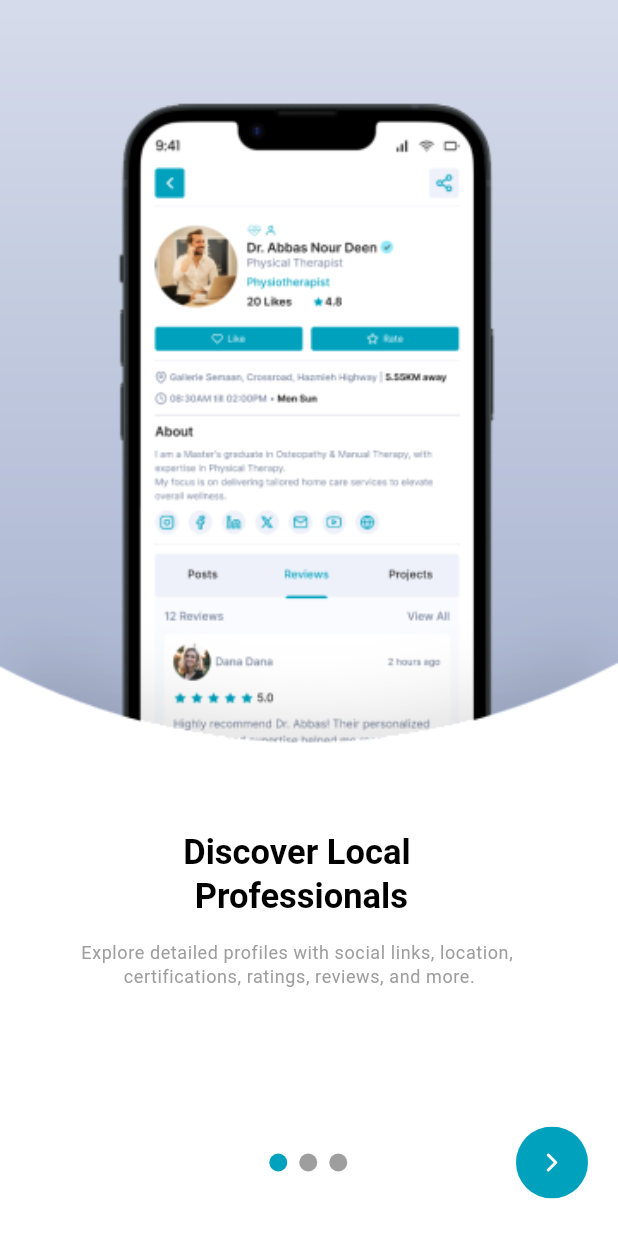
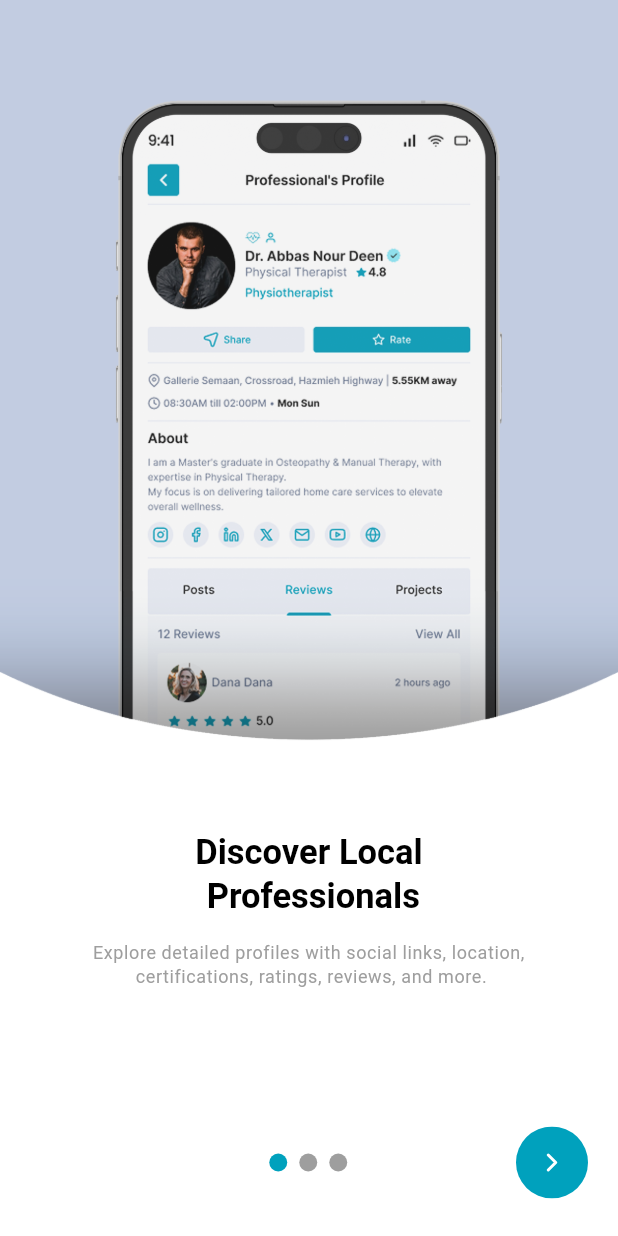
Before and after one commit to Abbas-Nour-Deen/ClickRelease, a Flutter app: the screen it shows after launch, after a tap on "Let’s Get Started", on a phone screen of 412 x 824 dp. Run offline on Flutter 3.47's test engine with Material 3 defaults, Android fonts, the phone set to English and light mode, and no system bars; drawn by our look-alikes of smooth_page_indicator; our stand-ins replace auto_size_text, contained_tab_bar_view, flutter_image_slideshow, flutter_rating_bar, flutter_svg, geocoding and 6 more; missing offline and left inert: choice, dynamic_height_grid_view, rating_summary; network calls fail.

Commit message:
onboarding finished

```diff
--- a/lib/data/data_binding.dart
+++ b/lib/data/data_binding.dart
@@ -1,5 +1,6 @@
 import 'package:click_release/controllers/categories_controller.dart';
 import 'package:click_release/controllers/allServices_controller.dart';
+import 'package:click_release/controllers/location_controller.dart';
 import 'package:click_release/controllers/nabar_controller.dart';
 import 'package:click_release/controllers/onBoarding_controller.dart';
 import 'package:click_release/controllers/provider_controller.dart';
@@ -12,6 +13,8 @@
 class AppBindings extends Bindings {
   @override
   void dependencies() {
+    Get.lazyPut(() => LocationController(), fenix: true);
+
     Get.lazyPut(() => DataApiHandler());
     Get.lazyPut(() => DataRepo(dataApiHandler: Get.find()));
     Get.lazyPut(() => CategoryControler(dataRepo: Get.find()));
@@ -27,6 +30,6 @@
     Get.lazyPut(() => SearchProviderController(dataRepo: Get.find()));
     Get.lazyPut(() => NavBarController());
 
-    Get.lazyPut(() => OOnBoardingController());
+    Get.lazyPut(() => OOnBoardingController(), fenix: true);
   }
 }
--- a/lib/screens/regestration_Screens/entry_screen.dart
+++ b/lib/screens/regestration_Screens/entry_screen.dart
@@ -1,4 +1,3 @@
-import 'package:click_release/screens/regestration_Screens/on_boarding_screen.dart';
 import 'package:click_release/theme/app_theme.dart';
 import 'package:click_release/widgets/onBoarding/onboarding_view.dart';
 import 'package:click_release/widgets/public_widgets/custome_btn.dart';
@@ -11,10 +10,12 @@
   @override
   Widget build(BuildContext context) {
     return Scaffold(
-        body: Padding(
-      padding: const EdgeInsets.all(10.0),
-      child: Column(
-        children: [imageWidget(), title(), btnWidget(), signInText()],
+        body: SingleChildScrollView(
+      child: Padding(
+        padding: const EdgeInsets.all(10.0),
+        child: Column(
+          children: [imageWidget(), title(), btnWidget(), signInText()],
+        ),
       ),
     ));
   }
@@ -22,7 +23,7 @@
   Widget imageWidget() {
     return Container(
       margin: const EdgeInsets.only(top: 60),
-      child: Image.asset("assets/images/entry.png"),
+      child: Image.asset("assets/images/Onboarding1.png"),
     );
   }
 
--- a/lib/widgets/onBoarding/onboarding_items.dart
+++ b/lib/widgets/onBoarding/onboarding_items.dart
@@ -6,21 +6,16 @@
         title: "Discover Local\n Professionals",
         descriptions:
             "Explore detailed profiles with social links, location,\n certifications, ratings, reviews, and more.",
-        image: "assets/images/Onboarding 2.png"),
+        image: "assets/images/Onboarding2.png"),
     OnboardingInfo(
         title: "Easy Connection\nProcess",
         descriptions:
             "Connect easily with professionals on Click. Browse\n categories, view profiles, and reach out directly.",
-        image: "assets/images/Onboarding 3.png"),
+        image: "assets/images/Onboarding3.png"),
     OnboardingInfo(
         title: "Reliable\nProfessionals",
         descriptions:
             "Find professionals you can rely on. Our verified profiles\n ensure trustworthy connections. Connect confidently.",
-        image: "assets/images/Onboarding 4.png"),
-    // OnboardingInfo(
-    //     title: "Heart Diseases",
-    //     descriptions:
-    //         "A healthy heart is a key to happiness in life so put a stop to all of the problems related to your heart before it stops you.",
-    //     image: "assets/onboarding4.gif"),
+        image: "assets/images/Onboarding4.png"),
   ];
 }
--- a/lib/widgets/onBoarding/onboarding_view.dart
+++ b/lib/widgets/onBoarding/onboarding_view.dart
@@ -51,7 +51,8 @@
             ],
           ),
         ),
-        body: PageView.builder(
+        body: LayoutBuilder(
+          builder: (context, constraints) => PageView.builder(
               onPageChanged: (index) =>
                   _onBoardingController.onPageChanged(index),
               itemCount: _onBoardingController.items.items.length,
@@ -59,19 +60,26 @@
               itemBuilder: (context, index) {
                 return designedContainer(
                     text1: _onBoardingController.items.items[index].title,
-                  text2: _onBoardingController.items.items[index].descriptions,
-                  image: _onBoardingController.items.items[index].image);
+                    text2:
+                        _onBoardingController.items.items[index].descriptions,
+                    image: _onBoardingController.items.items[index].image,
+                    constraints: constraints);
               }),
+        ),
       ),
     );
   }
 
   Widget designedContainer(
-      {required String text1, required String text2, required String image}) {
+      {required String text1,
+      required String text2,
+      required String image,
+      required BoxConstraints constraints}) {
     return Stack(
       children: [
         Container(
-          height: Get.height,
+          width: constraints.maxWidth,
+          height: constraints.maxHeight,
           decoration: BoxDecoration(
             image: DecorationImage(
               image: AssetImage(image),
@@ -80,8 +88,10 @@
           ),
         ),
         Positioned(
-          left: 54,
-          bottom: Get.height * 0.2,
+          left: constraints.maxWidth * 0.1,
+          bottom: constraints.maxHeight * 0.2,
+          child: SizedBox(
+            width: constraints.maxWidth * 0.8,
             child: Column(
               children: [
                 Text(text1,
@@ -89,9 +99,11 @@
                     textAlign: TextAlign.center),
                 const SizedBox(height: 15),
                 Text(text2,
-                  style: Get.textTheme.bodySmall!.copyWith(color: Colors.grey),
+                    style:
+                        Get.textTheme.bodySmall!.copyWith(color: Colors.grey),
                     textAlign: TextAlign.center),
               ],
+            ),
           ),
         ),
       ],
--- a/lib/widgets/provider_name_widget.dart
+++ b/lib/widgets/provider_name_widget.dart
@@ -48,7 +48,7 @@
             textBaseline: TextBaseline.alphabetic,
             children: [
               Text(
-                provider?.serviceNameEng ?? "Plastic Surgeon",
+                "Plastic Surgeon",
                 style: Get.textTheme.labelSmall,
               ),
               const SizedBox(
--- a/lib/widgets/public_widgets/custome_btn.dart
+++ b/lib/widgets/public_widgets/custome_btn.dart
@@ -7,17 +7,20 @@
   final double? width;
   final double? height;
   final Function()? ontap;
+  final EdgeInsets? margin;
   const CustomeButton(
       {super.key,
       required this.text,
       this.icon,
       this.width,
       this.height,
-      this.ontap});
+      this.ontap,
+      this.margin});
 
   @override
   Widget build(BuildContext context) {
     return Container(
+      margin: margin ?? EdgeInsets.zero,
       width: width ?? 100,
       height: height ?? 120,
       decoration: BoxDecoration(
```
Also changed, not shown: lib/controllers/location_controller.dart (+18 -11 lines), lib/models/provider_model.dart (+24 -30 lines), lib/screens/home_screens/home_screen.dart (+17 -7 lines), lib/screens/regestration_Screens/on_boarding_screen.dart (deleted, +0 -71 lines), lib/utils/utils.dart (+8 -1 lines), lib/widgets/google_maps.dart (+14 -0 lines), assets/images/Onboarding 2.png (deleted), assets/images/Onboarding 3.png (deleted), assets/images/Onboarding 4.png (deleted), assets/images/Onboarding 5.png (deleted), assets/images/Onboarding1.png (added), assets/images/Onboarding2.png (added), assets/images/Onboarding3.png (added), assets/images/Onboarding4.png (added). Lines whose indentation alone changed are shown as unchanged.
